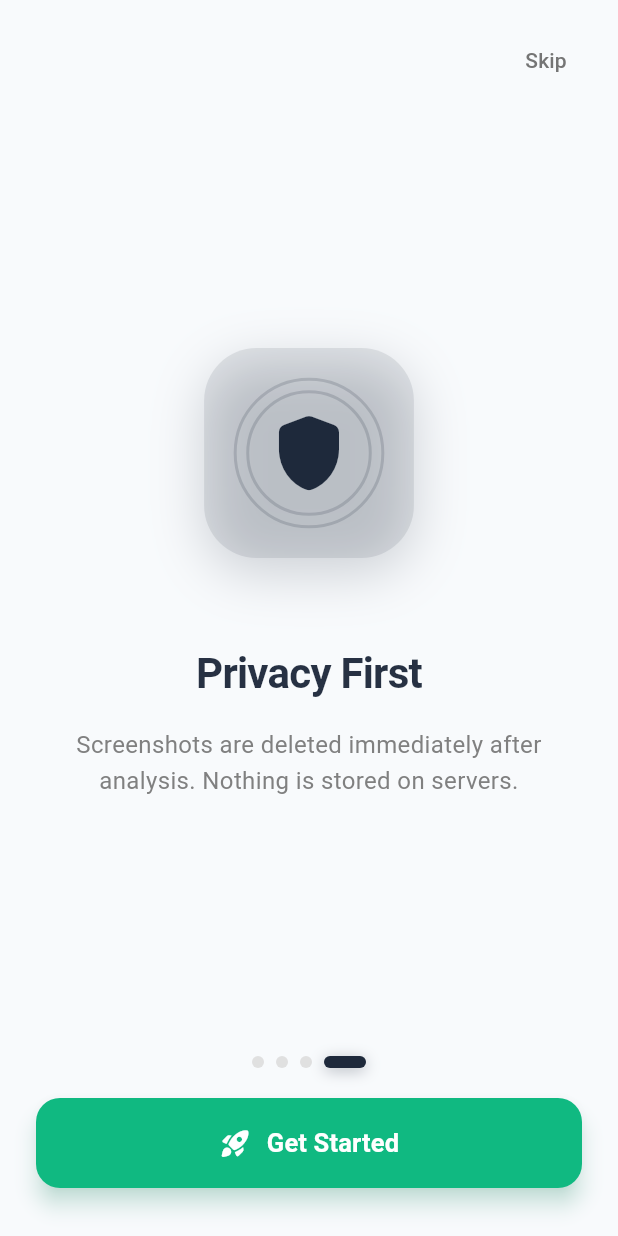
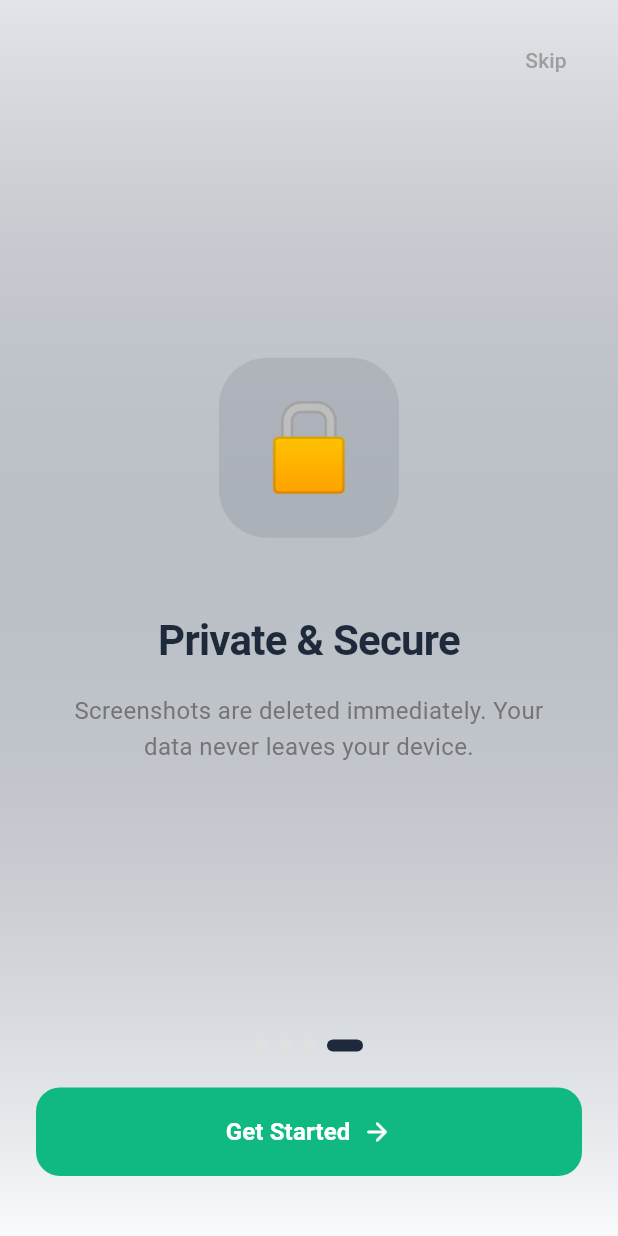
Before and after one commit to anushl9o5/TapCal, a Flutter app: the screen it shows after launch, swiped to page 4, on a phone screen of 412 x 824 dp. Run offline on Flutter 3.47's test engine with Material 3 defaults, Android fonts, the phone set to English and light mode, and no system bars; our stand-ins replace image_picker, permission_handler, shared_preferences; Roboto replaces fonts that are missing (SF Pro Display).

Commit message:
feat: Update onboarding for notification-based flow
- Simplify onboarding to 4 clean steps
- Update messaging for notification capture workflow
- Use emojis instead of icons for visual appeal
- Add smooth page transitions

```diff
--- a/flutter_app/lib/screens/onboarding_screen.dart
+++ b/flutter_app/lib/screens/onboarding_screen.dart
@@ -1,7 +1,6 @@
 import 'package:flutter/material.dart';
 import 'package:shared_preferences/shared_preferences.dart';
 import 'home_screen.dart';
-import '../services/accessibility_service.dart';
 
 class OnboardingScreen extends StatefulWidget {
   const OnboardingScreen({super.key});
@@ -19,27 +18,27 @@ class _OnboardingScreenState extends State<OnboardingScreen> with TickerProvider
 
   final List<OnboardingPage> _pages = [
     OnboardingPage(
-      icon: Icons.calendar_month_rounded,
-      title: 'Welcome to TapCal',
-      description: 'Instantly create calendar events from any screen on your phone.',
+      emoji: '📸',
+      title: 'Welcome to SnapCal',
+      description: 'Turn any screen into calendar events with one tap.',
       color: const Color(0xFF6366F1),
     ),
     OnboardingPage(
-      icon: Icons.touch_app_rounded,
-      title: 'One Tap Capture',
-      description: 'Tap the floating button to capture any screen with event information.',
+      emoji: '🔔',
+      title: 'Notification Capture',
+      description: 'Swipe down and tap the SnapCal notification to capture whatever\'s on screen.',
       color: const Color(0xFF8B5CF6),
     ),
     OnboardingPage(
-      icon: Icons.crop_rounded,
-      title: 'Smart Selection',
-      description: 'Tap on the event text to focus AI analysis on that area.',
+      emoji: '🤖',
+      title: 'AI Finds Events',
+      description: 'Our AI scans the screenshot and extracts all event details automatically.',
       color: const Color(0xFF10B981),
     ),
     OnboardingPage(
-      icon: Icons.shield_rounded,
-      title: 'Privacy First',
-      description: 'Screenshots are deleted immediately after analysis. Nothing is stored on servers.',
+      emoji: '🔒',
+      title: 'Private & Secure',
+      description: 'Screenshots are deleted immediately. Your data never leaves your device.',
       color: const Color(0xFF1E293B),
     ),
   ];
@@ -50,18 +49,17 @@ class _OnboardingScreenState extends State<OnboardingScreen> with TickerProvider
 
     _iconController = AnimationController(
       vsync: this,
-      duration: const Duration(milliseconds: 800),
+      duration: const Duration(milliseconds: 600),
     );
 
     _textController = AnimationController(
       vsync: this,
-      duration: const Duration(milliseconds: 600),
+      duration: const Duration(milliseconds: 500),
     );
 
-    // Start initial animations
     Future.delayed(const Duration(milliseconds: 200), () {
       _iconController.forward();
-      Future.delayed(const Duration(milliseconds: 300), () {
+      Future.delayed(const Duration(milliseconds: 200), () {
         _textController.forward();
       });
     });
@@ -78,13 +76,12 @@ class _OnboardingScreenState extends State<OnboardingScreen> with TickerProvider
   void _onPageChanged(int index) {
     setState(() => _currentPage = index);
 
-    // Restart animations for new page
     _iconController.reset();
     _textController.reset();
 
-    Future.delayed(const Duration(milliseconds: 100), () {
+    Future.delayed(const Duration(milliseconds: 50), () {
       _iconController.forward();
-      Future.delayed(const Duration(milliseconds: 200), () {
+      Future.delayed(const Duration(milliseconds: 150), () {
         _textController.forward();
       });
     });
@@ -101,19 +98,10 @@ class _OnboardingScreenState extends State<OnboardingScreen> with TickerProvider
           transitionsBuilder: (context, animation, secondaryAnimation, child) {
             return FadeTransition(
               opacity: animation,
-              child: SlideTransition(
-                position: Tween<Offset>(
-                  begin: const Offset(0.0, 0.1),
-                  end: Offset.zero,
-                ).animate(CurvedAnimation(
-                  parent: animation,
-                  curve: Curves.easeOut,
-                )),
               child: child,
-              ),
             );
           },
-          transitionDuration: const Duration(milliseconds: 500),
+          transitionDuration: const Duration(milliseconds: 400),
         ),
       );
     }
@@ -122,8 +110,18 @@ class _OnboardingScreenState extends State<OnboardingScreen> with TickerProvider
   @override
   Widget build(BuildContext context) {
     return Scaffold(
-      backgroundColor: const Color(0xFFF8FAFC),
-      body: SafeArea(
+      body: Container(
+        decoration: BoxDecoration(
+          gradient: LinearGradient(
+            begin: Alignment.topCenter,
+            end: Alignment.bottomCenter,
+            colors: [
+              _pages[_currentPage].color.withOpacity(0.1),
+              const Color(0xFFF8FAFC),
+            ],
+          ),
+        ),
+        child: SafeArea(
           child: Column(
             children: [
               // Skip button
@@ -136,7 +134,7 @@ class _OnboardingScreenState extends State<OnboardingScreen> with TickerProvider
                     child: Text(
                       'Skip',
                       style: TextStyle(
-                      color: Colors.grey[600],
+                        color: Colors.grey[500],
                         fontWeight: FontWeight.w500,
                       ),
                     ),
@@ -156,7 +154,7 @@ class _OnboardingScreenState extends State<OnboardingScreen> with TickerProvider
 
               // Page indicators
               Padding(
-              padding: const EdgeInsets.symmetric(vertical: 20),
+                padding: const EdgeInsets.symmetric(vertical: 24),
                 child: Row(
                   mainAxisAlignment: MainAxisAlignment.center,
                   children: List.generate(
@@ -166,14 +164,15 @@ class _OnboardingScreenState extends State<OnboardingScreen> with TickerProvider
                 ),
               ),
 
-            // Bottom buttons
+              // Bottom button
               Padding(
-              padding: const EdgeInsets.fromLTRB(24, 0, 24, 32),
+                padding: const EdgeInsets.fromLTRB(24, 0, 24, 40),
                 child: _currentPage == _pages.length - 1
                     ? _buildGetStartedButton()
                     : _buildNextButton(),
               ),
             ],
+          ),
         ),
       ),
     );
@@ -184,86 +183,53 @@ class _OnboardingScreenState extends State<OnboardingScreen> with TickerProvider
 
     return AnimatedContainer(
       duration: const Duration(milliseconds: 300),
-      curve: Curves.easeOutCubic,
       margin: const EdgeInsets.symmetric(horizontal: 4),
-      width: isActive ? 28 : 8,
+      width: isActive ? 24 : 8,
       height: 8,
       decoration: BoxDecoration(
-        color: isActive
-            ? _pages[_currentPage].color
-            : Colors.grey[300],
+        color: isActive ? _pages[_currentPage].color : Colors.grey[300],
         borderRadius: BorderRadius.circular(4),
-        boxShadow: isActive
-            ? [
-                BoxShadow(
-                  color: _pages[_currentPage].color.withOpacity(0.3),
-                  blurRadius: 8,
-                  offset: const Offset(0, 2),
-                ),
-              ]
-            : null,
       ),
     );
   }
 
   Widget _buildPage(OnboardingPage page) {
     return Padding(
-      padding: const EdgeInsets.all(32),
+      padding: const EdgeInsets.symmetric(horizontal: 40),
       child: Column(
         mainAxisAlignment: MainAxisAlignment.center,
         children: [
-          // Animated icon container
+          // Emoji with animated container
           ScaleTransition(
             scale: CurvedAnimation(
               parent: _iconController,
               curve: Curves.elasticOut,
             ),
             child: Container(
-              width: 140,
-              height: 140,
+              width: 120,
+              height: 120,
               decoration: BoxDecoration(
                 color: page.color.withOpacity(0.1),
-                borderRadius: BorderRadius.circular(35),
-                boxShadow: [
-                  BoxShadow(
-                    color: page.color.withOpacity(0.2),
-                    blurRadius: 30,
-                    offset: const Offset(0, 10),
+                borderRadius: BorderRadius.circular(32),
               ),
-                ],
-              ),
-              child: Stack(
-                alignment: Alignment.center,
-                children: [
-                  // Animated rings
-                  _AnimatedRing(color: page.color, size: 120, delay: 0),
-                  _AnimatedRing(color: page.color, size: 100, delay: 100),
-                  // Main icon
-                  Icon(
-                    page.icon,
-                    size: 60,
-                    color: page.color,
-                  ),
-                ],
+              child: Center(
+                child: Text(
+                  page.emoji,
+                  style: const TextStyle(fontSize: 56),
                 ),
               ),
             ),
-          const SizedBox(height: 56),
+          ),
+          const SizedBox(height: 48),
 
-          // Animated title
+          // Title
           FadeTransition(
-            opacity: CurvedAnimation(
-              parent: _textController,
-              curve: Curves.easeOut,
-            ),
+            opacity: _textController,
             child: SlideTransition(
               position: Tween<Offset>(
-                begin: const Offset(0, 0.3),
+                begin: const Offset(0, 0.2),
                 end: Offset.zero,
-              ).animate(CurvedAnimation(
-                parent: _textController,
-                curve: Curves.easeOut,
-              )),
+              ).animate(_textController),
               child: Text(
                 page.title,
                 style: const TextStyle(
@@ -278,20 +244,12 @@ class _OnboardingScreenState extends State<OnboardingScreen> with TickerProvider
           ),
           const SizedBox(height: 16),
 
-          // Animated description
+          // Description
           FadeTransition(
             opacity: CurvedAnimation(
               parent: _textController,
-              curve: const Interval(0.3, 1.0, curve: Curves.easeOut),
+              curve: const Interval(0.3, 1.0),
             ),
-            child: SlideTransition(
-              position: Tween<Offset>(
-                begin: const Offset(0, 0.3),
-                end: Offset.zero,
-              ).animate(CurvedAnimation(
-                parent: _textController,
-                curve: const Interval(0.3, 1.0, curve: Curves.easeOut),
-              )),
             child: Text(
               page.description,
               style: TextStyle(
@@ -302,25 +260,18 @@ class _OnboardingScreenState extends State<OnboardingScreen> with TickerProvider
               textAlign: TextAlign.center,
             ),
           ),
-          ),
         ],
       ),
     );
   }
 
   Widget _buildNextButton() {
-    return TweenAnimationBuilder<double>(
-      tween: Tween(begin: 0.95, end: 1.0),
-      duration: const Duration(milliseconds: 200),
-      builder: (context, value, child) {
-        return Transform.scale(
-          scale: value,
-          child: SizedBox(
+    return SizedBox(
       width: double.infinity,
       child: ElevatedButton(
         onPressed: () {
           _pageController.nextPage(
-                  duration: const Duration(milliseconds: 400),
+            duration: const Duration(milliseconds: 350),
             curve: Curves.easeOutCubic,
           );
         },
@@ -331,41 +282,21 @@ class _OnboardingScreenState extends State<OnboardingScreen> with TickerProvider
           shape: RoundedRectangleBorder(
             borderRadius: BorderRadius.circular(16),
           ),
-                elevation: 4,
-                shadowColor: _pages[_currentPage].color.withOpacity(0.4),
+          elevation: 0,
         ),
-              child: const Row(
-                mainAxisAlignment: MainAxisAlignment.center,
-                children: [
-                  Text(
+        child: const Text(
           'Next',
           style: TextStyle(fontSize: 16, fontWeight: FontWeight.w600),
         ),
-                  SizedBox(width: 8),
-                  Icon(Icons.arrow_forward_rounded, size: 20),
-                ],
       ),
-            ),
-          ),
-        );
-      },
     );
   }
 
   Widget _buildGetStartedButton() {
-    return TweenAnimationBuilder<double>(
-      tween: Tween(begin: 0.95, end: 1.0),
-      duration: const Duration(milliseconds: 300),
-      builder: (context, value, child) {
-        return Transform.scale(
-          scale: value,
-          child: SizedBox(
+    return SizedBox(
       width: double.infinity,
       child: ElevatedButton(
-              onPressed: () async {
-                await _completeOnboarding();
-                AccessibilityService.openSettings();
-              },
+        onPressed: _completeOnboarding,
         style: ElevatedButton.styleFrom(
           backgroundColor: const Color(0xFF10B981),
           foregroundColor: Colors.white,
@@ -373,100 +304,32 @@ class _OnboardingScreenState extends State<OnboardingScreen> with TickerProvider
           shape: RoundedRectangleBorder(
             borderRadius: BorderRadius.circular(16),
           ),
-                elevation: 6,
-                shadowColor: const Color(0xFF10B981).withOpacity(0.4),
+          elevation: 0,
         ),
         child: const Row(
           mainAxisAlignment: MainAxisAlignment.center,
           children: [
-                  Icon(Icons.rocket_launch_rounded, size: 22),
-                  SizedBox(width: 10),
             Text(
               'Get Started',
-                    style: TextStyle(fontSize: 17, fontWeight: FontWeight.bold),
+              style: TextStyle(fontSize: 16, fontWeight: FontWeight.bold),
             ),
+            SizedBox(width: 8),
+            Icon(Icons.arrow_forward_rounded, size: 20),
           ],
         ),
       ),
-          ),
-        );
-      },
-    );
-  }
-}
-
-class _AnimatedRing extends StatefulWidget {
-  final Color color;
-  final double size;
-  final int delay;
-
-  const _AnimatedRing({
-    required this.color,
-    required this.size,
-    required this.delay,
-  });
-
-  @override
-  State<_AnimatedRing> createState() => _AnimatedRingState();
-}
-
-class _AnimatedRingState extends State<_AnimatedRing>
-    with SingleTickerProviderStateMixin {
-  late AnimationController _controller;
-  late Animation<double> _animation;
-
-  @override
-  void initState() {
-    super.initState();
-    _controller = AnimationController(
-      vsync: this,
-      duration: const Duration(milliseconds: 2000),
-    );
-
-    _animation = Tween<double>(begin: 0.8, end: 1.0).animate(
-      CurvedAnimation(parent: _controller, curve: Curves.easeInOut),
-    );
-
-    Future.delayed(Duration(milliseconds: widget.delay), () {
-      if (mounted) _controller.repeat(reverse: true);
-    });
-  }
-
-  @override
-  void dispose() {
-    _controller.dispose();
-    super.dispose();
-  }
-
-  @override
-  Widget build(BuildContext context) {
-    return AnimatedBuilder(
-      animation: _animation,
-      builder: (context, child) {
-        return Container(
-          width: widget.size * _animation.value,
-          height: widget.size * _animation.value,
-          decoration: BoxDecoration(
-            shape: BoxShape.circle,
-            border: Border.all(
-              color: widget.color.withOpacity(0.2 * _animation.value),
-              width: 2,
-            ),
-          ),
-        );
-      },
     );
   }
 }
 
 class OnboardingPage {
-  final IconData icon;
+  final String emoji;
   final String title;
   final String description;
   final Color color;
 
   OnboardingPage({
-    required this.icon,
+    required this.emoji,
     required this.title,
     required this.description,
     required this.color,
```
Lines whose indentation alone changed are shown as unchanged.
